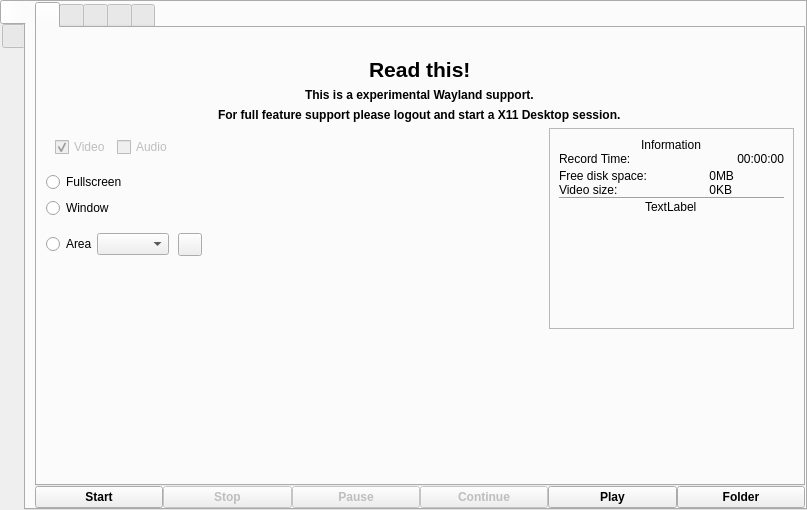
Before: the Qt Designer form src/wayland/formMainWindow_wl.ui in vkohaupt/vokoscreenNG, drawn with Qt 5.
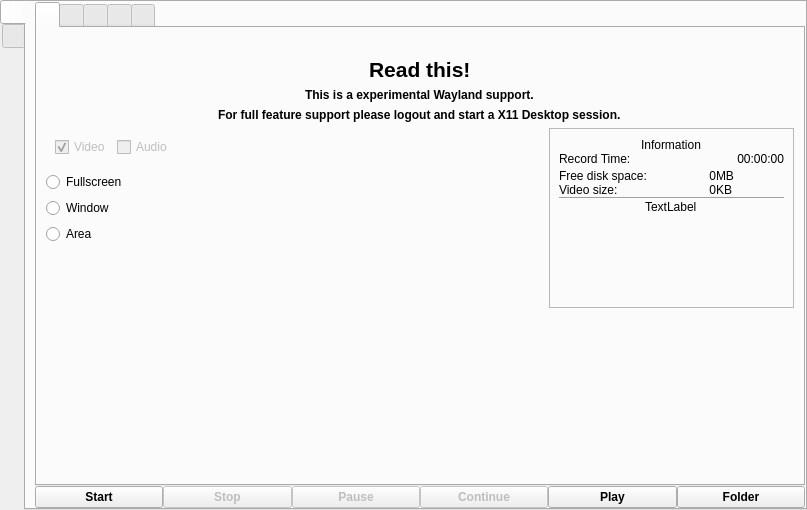
After: the same form once the commit is applied. Icons and pictures are not drawn.

Commit message: Wayland: Area not close. Add vokoscreen style and color

```diff
--- a/src/wayland/formMainWindow_wl.ui
+++ b/src/wayland/formMainWindow_wl.ui
@@ -299,59 +299,6 @@
                   </attribute>
                  </widget>
                 </item>
-                <item row="7" column="0" colspan="2">
-                 <layout class="QGridLayout" name="gridLayout_4">
-                  <property name="spacing">
-                   <number>0</number>
-                  </property>
-                  <item row="0" column="0">
-                   <widget class="QRadioButton" name="radioButtonScreencastArea">
-                    <property name="text">
-                     <string notr="true">Area</string>
-                    </property>
-                    <attribute name="buttonGroup">
-                     <string notr="true">buttonGroup</string>
-                    </attribute>
-                   </widget>
-                  </item>
-                  <item row="0" column="4">
-                   <spacer name="horizontalSpacer_2">
-                    <property name="orientation">
-                     <enum>Qt::Horizontal</enum>
-                    </property>
-                    <property name="sizeHint" stdset="0">
-                     <size>
-                      <width>40</width>
-                      <height>20</height>
-                     </size>
-                    </property>
-                   </spacer>
-                  </item>
-                  <item row="0" column="2">
-                   <widget class="QWidget" name="widget_Desktop_spinboxes" native="true">
-                    <layout class="QGridLayout" name="gridLayout_3">
-                     <property name="spacing">
-                      <number>0</number>
-                     </property>
-                     <item row="0" column="0">
-                      <widget class="QToolButton" name="toolButtonScreencastAreaReset">
-                       <property name="text">
-                        <string notr="true"/>
-                       </property>
-                       <property name="icon">
-                        <iconset resource="../screencast.qrc">
-                         <normaloff>:/pictures/screencast/undo.png</normaloff>:/pictures/screencast/undo.png</iconset>
-                       </property>
-                      </widget>
-                     </item>
-                    </layout>
-                   </widget>
-                  </item>
-                  <item row="0" column="1">
-                   <widget class="QComboBox" name="comboBoxScreencastScreenArea"/>
-                  </item>
-                 </layout>
-                </item>
                 <item row="5" column="0">
                  <widget class="QRadioButton" name="radioButtonScreencastFullscreen">
                   <property name="text">
@@ -418,6 +365,16 @@
                   </property>
                  </widget>
                 </item>
+                <item row="7" column="0">
+                 <widget class="QRadioButton" name="radioButtonScreencastArea">
+                  <property name="text">
+                   <string notr="true">Area</string>
+                  </property>
+                  <attribute name="buttonGroup">
+                   <string notr="true">buttonGroup</string>
+                  </attribute>
+                 </widget>
+                </item>
                </layout>
               </item>
              </layout>
```
The commit also changes 4 other files.
